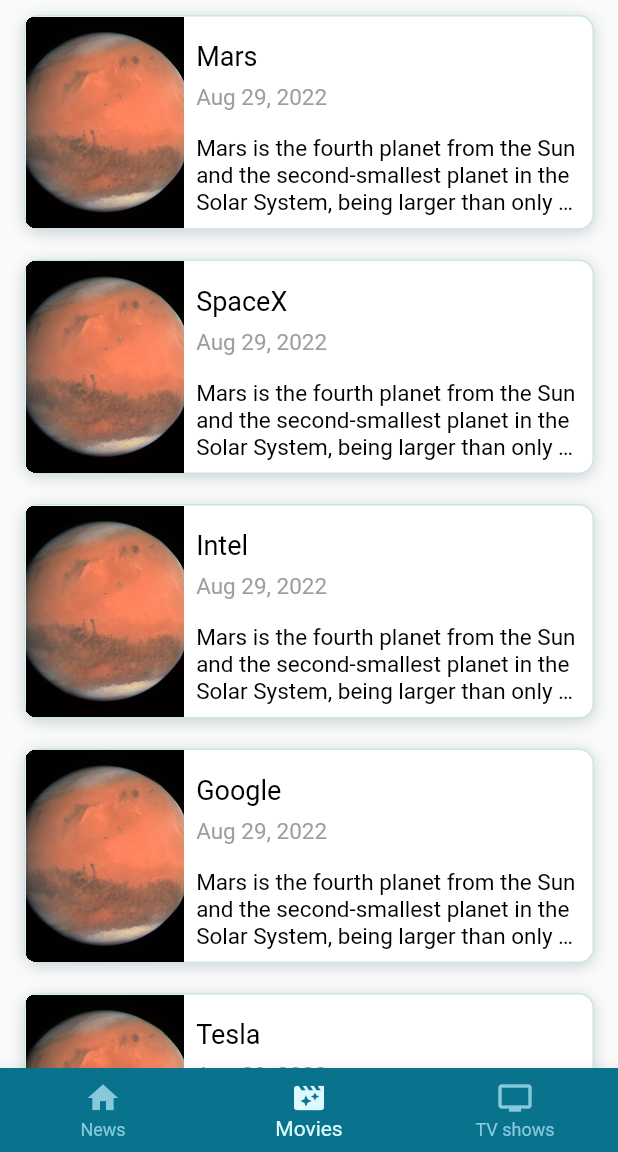
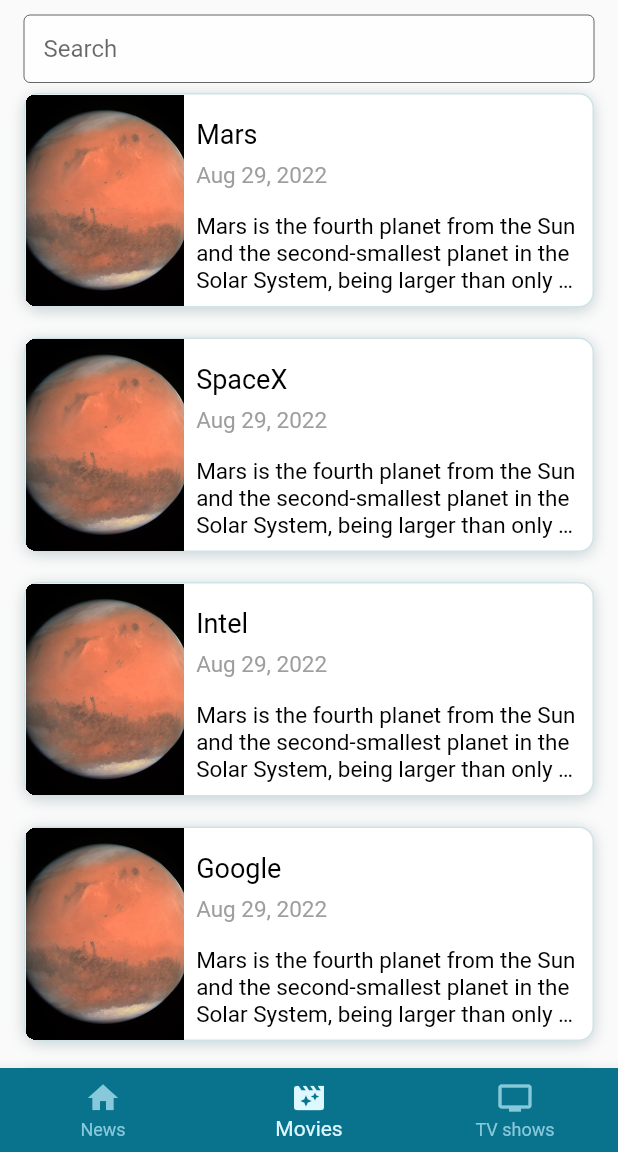
Before and after one commit to ekosh02/PoiskMovie, a Flutter app: the MainScreenWidget screen opened by its route, on a phone screen of 412 x 824 dp, the part 84-1236 px from its top. Run offline on Flutter 3.47's test engine with Material 2 defaults, Android fonts, the phone set to English and light mode, and no system bars.

Commit message:
search filter

```diff
--- a/lib/widgets/movie_list/movie_list.dart
+++ b/lib/widgets/movie_list/movie_list.dart
@@ -1,6 +1,7 @@
 import 'package:flutter/material.dart';
 import 'package:tmdb_app/resources/app_images.dart';
 import 'package:tmdb_app/style/color_set.dart';
+import 'package:tmdb_app/style/text_field_style.dart';
 import 'package:tmdb_app/style/text_styles.dart';
 
 class Movie {
@@ -17,10 +18,15 @@ class Movie {
   });
 }
 
-class MovieListWidget extends StatelessWidget {
-  MovieListWidget({super.key});
+class MovieListWidget extends StatefulWidget {
+  const MovieListWidget({super.key});
 
-  final _movie = [
+  @override
+  State<MovieListWidget> createState() => _MovieListWidgetState();
+}
+
+class _MovieListWidgetState extends State<MovieListWidget> {
+  final _movies = [
     Movie(
         image: AppImages.mars,
         title: 'Mars',
@@ -71,14 +77,44 @@ class MovieListWidget extends StatelessWidget {
             'Mars is the fourth planet from the Sun and the second-smallest planet in the Solar System, being larger than only Mercury. In the English language, Mars is named for the Roman god of war. Mars is a terrestrial planet with a thin atmosphere, and has a crust primarily composed of elements similar to Earth\'s crust, as well as a core made of iron and nickel. Mars has surface features such as impact craters, valleys, dunes, and polar ice caps. It has two small and irregularly shaped moons: Phobos and Deimos.'),
   ];
 
+  var _filteredMovies = <Movie>[];
+
+  final _searchController = TextEditingController();
+
+  void _searcMovies() {
+    if (_searchController.text.isNotEmpty) {
+      _filteredMovies = _movies
+          .where(
+            (Movie movie) => movie.title
+                .toLowerCase()
+                .contains(_searchController.text.toLowerCase()),
+          )
+          .toList();
+    } else {
+      _filteredMovies = _movies;
+    }
+    setState(() {});
+  }
+
+  @override
+  void initState() {
+    super.initState();
+    _filteredMovies = _movies;
+    _searchController.addListener(_searcMovies);
+  }
+
   @override
   Widget build(BuildContext context) {
-    return ListView.builder(
+    return Stack(
+      children: [
+        ListView.builder(
+          padding: const EdgeInsets.symmetric(vertical: 52),
           itemExtent: 163,
-      itemCount: _movie.length,
+          keyboardDismissBehavior: ScrollViewKeyboardDismissBehavior.onDrag,
+          itemCount: _filteredMovies.length,
           physics: const BouncingScrollPhysics(),
           itemBuilder: (BuildContext context, int index) {
-        final movie = _movie[index];
+            final movie = _filteredMovies[index];
             return Padding(
               padding: const EdgeInsets.symmetric(horizontal: 16, vertical: 10),
               child: Stack(
@@ -145,11 +181,20 @@ class MovieListWidget extends StatelessWidget {
                       ),
                       onTap: () {},
                     ),
-              )
+                  ),
                 ],
               ),
             );
           },
+        ),
+        Padding(
+          padding: const EdgeInsets.symmetric(horizontal: 16, vertical: 10),
+          child: TextField(
+            decoration: textFieldStyle('Search'),
+            controller: _searchController,
+          ),
+        )
+      ],
     );
   }
 }
```
Lines whose indentation alone changed are shown as unchanged.
